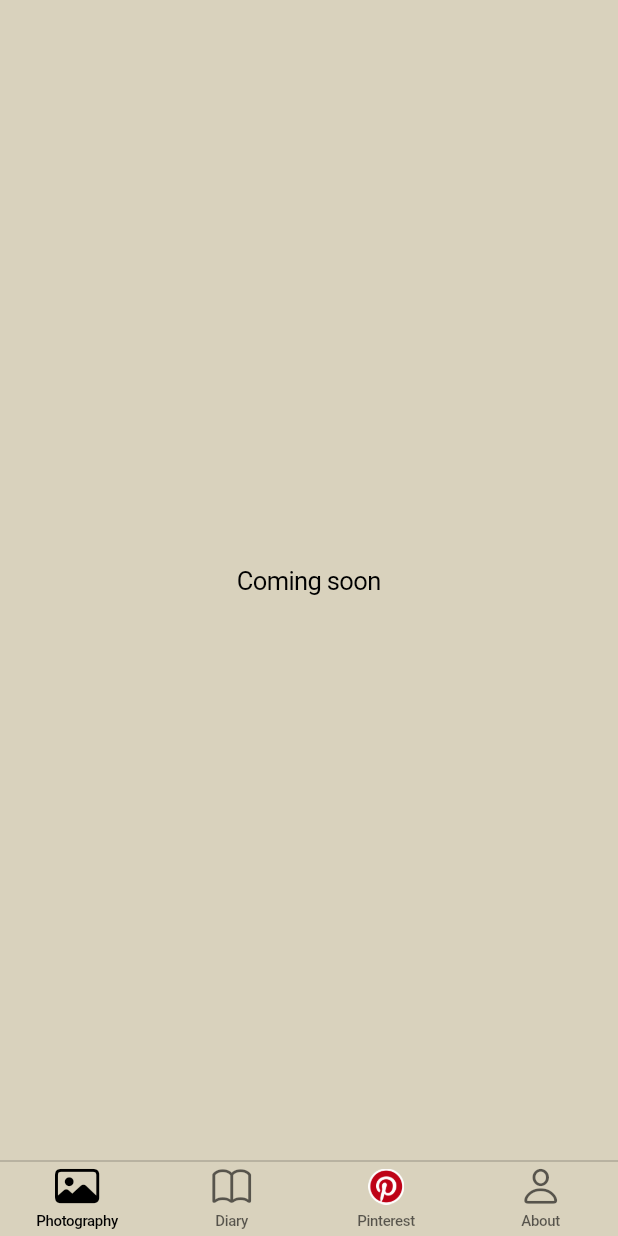
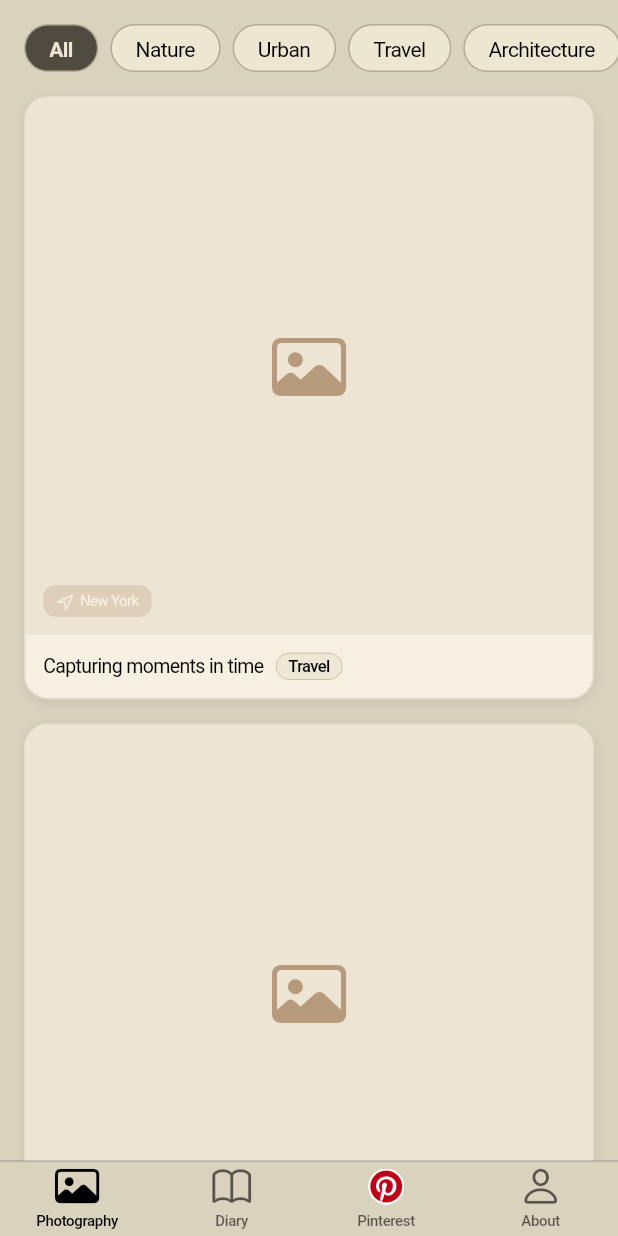
Before and after one commit to shishir-dey/shishir_dey, a Flutter app: the screen it shows after launch, on a phone screen of 412 x 824 dp. Run offline on Flutter 3.47's test engine with Material 3 defaults, Android fonts, the phone set to English and light mode, and no system bars; our stand-ins replace webview_flutter; missing offline and left inert: webview_flutter_android, webview_flutter_wkwebview.

Commit message:
Create an initial draft of the photography screen

```diff
--- a/lib/main.dart
+++ b/lib/main.dart
@@ -4,6 +4,7 @@
 // import 'screens/home_screen.dart'; // Removed Home Screen import
 import 'screens/contact_screen.dart';
 import 'screens/diary_screen.dart';
+import 'screens/photography_screen.dart';
 import 'widgets/pinterest_webview.dart';
 
 void main() {
@@ -110,7 +111,7 @@
                 child: SafeArea(
                   child:
                       index == 0
-                          ? const Center(child: Text('Coming soon'))
+                          ? const PhotographyScreen()
                           : const ContactScreen(),
                 ),
               );
--- /dev/null
+++ b/lib/screens/photography_screen.dart
@@ -0,0 +1,512 @@
+import 'package:flutter/cupertino.dart';
+import 'dart:math' as math;
+
+class PhotographyScreen extends StatefulWidget {
+  const PhotographyScreen({super.key});
+
+  @override
+  State<PhotographyScreen> createState() => _PhotographyScreenState();
+}
+
+class _PhotographyScreenState extends State<PhotographyScreen> {
+  final List<String> _categories = [
+    'All',
+    'Nature',
+    'Urban',
+    'Travel',
+    'Architecture',
+    'Portrait',
+    'Abstract',
+  ];
+
+  String _selectedCategory = 'All';
+
+  @override
+  Widget build(BuildContext context) {
+    return CustomScrollView(
+      physics: const BouncingScrollPhysics(),
+      slivers: [
+        // Categories horizontal scroll - now at the very top
+        SliverToBoxAdapter(
+          child: SizedBox(
+            height: 56, // Increased height to prevent vertical clipping
+            child: ListView.builder(
+              scrollDirection: Axis.horizontal,
+              padding: const EdgeInsets.only(
+                left: 16,
+                right: 16,
+                top: 16,
+                bottom: 8,
+              ),
+              itemCount: _categories.length,
+              itemBuilder: (context, index) {
+                final category = _categories[index];
+                final isSelected = category == _selectedCategory;
+
+                return GestureDetector(
+                  onTap: () {
+                    setState(() {
+                      _selectedCategory = category;
+                    });
+                  },
+                  child: Container(
+                    margin: const EdgeInsets.only(right: 8),
+                    padding: const EdgeInsets.symmetric(
+                      horizontal: 16,
+                      vertical: 8,
+                    ),
+                    decoration: BoxDecoration(
+                      color:
+                          isSelected
+                              ? const Color.fromRGBO(
+                                80,
+                                75,
+                                65,
+                                1,
+                              ) // Darker vintage brown
+                              : const Color.fromRGBO(
+                                237,
+                                230,
+                                209,
+                                1,
+                              ), // Light vintage cream
+                      borderRadius: BorderRadius.circular(20),
+                      border: Border.all(
+                        color: const Color.fromRGBO(
+                          180,
+                          170,
+                          150,
+                          1,
+                        ), // Vintage border
+                        width: 1,
+                      ),
+                    ),
+                    child: Center(
+                      child: Text(
+                        category,
+                        style: TextStyle(
+                          color:
+                              isSelected
+                                  ? const Color.fromRGBO(
+                                    237,
+                                    230,
+                                    209,
+                                    1,
+                                  ) // Light cream text
+                                  : CupertinoColors.black, // Black text
+                          fontSize: 14,
+                          fontWeight:
+                              isSelected ? FontWeight.bold : FontWeight.normal,
+                        ),
+                        textAlign: TextAlign.center,
+                      ),
+                    ),
+                  ),
+                );
+              },
+            ),
+          ),
+        ),
+
+        // Photo posts
+        SliverPadding(
+          padding: const EdgeInsets.only(top: 8),
+          sliver: SliverList(
+            delegate: SliverChildBuilderDelegate(
+              (context, index) => Padding(
+                padding: const EdgeInsets.only(bottom: 16, left: 16, right: 16),
+                child: _buildPhotoPost(context, index),
+              ),
+              childCount:
+                  10, // Placeholder count, will be replaced with actual data
+            ),
+          ),
+        ),
+
+        // Bottom padding to ensure the last item is fully visible
+        const SliverToBoxAdapter(child: SizedBox(height: 20)),
+      ],
+    );
+  }
+
+  Widget _buildPhotoPost(BuildContext context, int index) {
+    // Generate random heights for placeholders
+    final random = math.Random();
+    final aspectRatio = 1.0 + random.nextDouble() * 0.5; // Between 1.0 and 1.5
+
+    // Select a random category for the placeholder
+    final category =
+        _categories[random.nextInt(_categories.length - 1) + 1]; // Skip "All"
+
+    // Generate caption and location that will be shared with the detail view
+    final caption = _generateRandomCaption();
+    final location = _getRandomLocation();
+
+    return Container(
+      decoration: BoxDecoration(
+        color: const Color.fromRGBO(245, 240, 225, 1), // Vintage paper color
+        borderRadius: BorderRadius.circular(16), // More rounded corners
+        boxShadow: [
+          BoxShadow(
+            color: CupertinoColors.black.withAlpha(20),
+            blurRadius: 6,
+            spreadRadius: 0,
+            offset: const Offset(0, 2),
+          ),
+        ],
+        border: Border.all(
+          color: const Color.fromRGBO(210, 200, 180, 1).withAlpha(127),
+          width: 1,
+        ),
+      ),
+      child: Column(
+        crossAxisAlignment: CrossAxisAlignment.start,
+        children: [
+          // Photo content
+          GestureDetector(
+            onTap:
+                () => _showPhotoDetail(
+                  context,
+                  index,
+                  category,
+                  aspectRatio,
+                  caption,
+                  location,
+                ),
+            child: Hero(
+              tag: 'photo_$index',
+              child: ClipRRect(
+                borderRadius: const BorderRadius.only(
+                  topLeft: Radius.circular(16),
+                  topRight: Radius.circular(16),
+                ),
+                child: AspectRatio(
+                  aspectRatio: aspectRatio,
+                  child: Container(
+                    color: _getCategoryColor(category).withAlpha(25),
+                    child: Stack(
+                      children: [
+                        Center(
+                          child: Icon(
+                            CupertinoIcons.photo,
+                            size: 50,
+                            color: _getCategoryColor(category).withAlpha(178),
+                          ),
+                        ),
+                        Positioned(
+                          left: 12,
+                          bottom: 12,
+                          child: Container(
+                            padding: const EdgeInsets.symmetric(
+                              horizontal: 8,
+                              vertical: 4,
+                            ),
+                            decoration: BoxDecoration(
+                              color: _getCategoryColor(category).withAlpha(51),
+                              borderRadius: BorderRadius.circular(8),
+                              border: Border.all(
+                                color: const Color.fromRGBO(
+                                  210,
+                                  200,
+                                  180,
+                                  0.5,
+                                ).withAlpha(127),
+                                width: 0.5,
+                              ),
+                            ),
+                            child: Row(
+                              children: [
+                                const Icon(
+                                  CupertinoIcons.location,
+                                  color: Color.fromRGBO(245, 240, 225, 1),
+                                  size: 12,
+                                ),
+                                const SizedBox(width: 4),
+                                Text(
+                                  location,
+                                  style: const TextStyle(
+                                    color: Color.fromRGBO(245, 240, 225, 1),
+                                    fontSize: 10,
+                                  ),
+                                ),
+                              ],
+                            ),
+                          ),
+                        ),
+                      ],
+                    ),
+                  ),
+                ),
+              ),
+            ),
+          ),
+
+          // Caption with category tag next to it
+          Padding(
+            padding: const EdgeInsets.all(12),
+            child: Wrap(
+              alignment: WrapAlignment.start,
+              crossAxisAlignment: WrapCrossAlignment.center,
+              spacing: 8,
+              children: [
+                // Caption text
+                Text(
+                  caption,
+                  style: const TextStyle(
+                    fontSize: 13,
+                    color: CupertinoColors.black,
+                  ),
+                ),
+                // Category tag inline after caption
+                Container(
+                  padding: const EdgeInsets.symmetric(
+                    horizontal: 8,
+                    vertical: 2,
+                  ),
+                  decoration: BoxDecoration(
+                    color: _getCategoryColor(category).withAlpha(20),
+                    borderRadius: BorderRadius.circular(12),
+                    border: Border.all(
+                      color: _getCategoryColor(category).withAlpha(127),
+                      width: 0.5,
+                    ),
+                  ),
+                  child: Text(
+                    category,
+                    style: TextStyle(
+                      color: CupertinoColors.black,
+                      fontSize: 11,
+                      fontWeight: FontWeight.w500,
+                    ),
+                  ),
+                ),
+              ],
+            ),
+          ),
+        ],
+      ),
+    );
+  }
+
+  void _showPhotoDetail(
+    BuildContext context,
+    int index,
+    String category,
+    double aspectRatio,
+    String caption,
+    String location,
+  ) {
+    showCupertinoModalPopup(
+      context: context,
+      builder:
+          (context) => Container(
+            color: const Color.fromRGBO(
+              50,
+              45,
+              40,
+              1,
+            ), // Dark vintage background
+            child: SafeArea(
+              child: Column(
+                children: [
+                  // Navigation bar - simplified without category tag and share button
+                  Padding(
+                    padding: const EdgeInsets.symmetric(
+                      horizontal: 16,
+                      vertical: 8,
+                    ),
+                    child: Row(
+                      mainAxisAlignment: MainAxisAlignment.spaceBetween,
+                      children: [
+                        GestureDetector(
+                          onTap: () => Navigator.pop(context),
+                          child: const Icon(
+                            CupertinoIcons.xmark,
+                            color: Color.fromRGBO(245, 240, 225, 1),
+                          ),
+                        ),
+                        const Spacer(), // To keep the X icon on the left
+                      ],
+                    ),
+                  ),
+
+                  // Photo
+                  Expanded(
+                    child: GestureDetector(
+                      onTap: () => Navigator.pop(context),
+                      child: Hero(
+                        tag: 'photo_$index',
+                        child: Center(
+                          child: Container(
+                            margin: const EdgeInsets.all(16),
+                            decoration: BoxDecoration(
+                              borderRadius: BorderRadius.circular(16),
+                              border: Border.all(
+                                color: const Color.fromRGBO(
+                                  210,
+                                  200,
+                                  180,
+                                  0.5,
+                                ).withAlpha(127),
+                                width: 2,
+                              ),
+                            ),
+                            child: ClipRRect(
+                              borderRadius: BorderRadius.circular(14),
+                              child: AspectRatio(
+                                aspectRatio: aspectRatio,
+                                child: Container(
+                                  color: _getCategoryColor(
+                                    category,
+                                  ).withAlpha(25),
+                                  child: Center(
+                                    child: Icon(
+                                      CupertinoIcons.photo,
+                                      size: 100,
+                                      color: _getCategoryColor(
+                                        category,
+                                      ).withAlpha(178),
+                                    ),
+                                  ),
+                                ),
+                              ),
+                            ),
+                          ),
+                        ),
+                      ),
+                    ),
+                  ),
+
+                  // Photo details - caption with inline tag and location only
+                  Container(
+                    padding: const EdgeInsets.all(16),
+                    color: const Color.fromRGBO(50, 45, 40, 1),
+                    child: Column(
+                      crossAxisAlignment: CrossAxisAlignment.start,
+                      children: [
+                        // Caption with inline category tag
+                        Wrap(
+                          alignment: WrapAlignment.start,
+                          crossAxisAlignment: WrapCrossAlignment.center,
+                          spacing: 8,
+                          children: [
+                            // Caption
+                            Text(
+                              caption,
+                              style: const TextStyle(
+                                fontSize: 16,
+                                color: Color.fromRGBO(245, 240, 225, 1),
+                              ),
+                            ),
+                            // Category tag
+                            Container(
+                              padding: const EdgeInsets.symmetric(
+                                horizontal: 8,
+                                vertical: 2,
+                              ),
+                              decoration: BoxDecoration(
+                                color: _getCategoryColor(
+                                  category,
+                                ).withAlpha(51),
+                                borderRadius: BorderRadius.circular(12),
+                                border: Border.all(
+                                  color: _getCategoryColor(
+                                    category,
+                                  ).withAlpha(127),
+                                  width: 0.5,
+                                ),
+                              ),
+                              child: Text(
+                                category,
+                                style: TextStyle(
+                                  color: _getCategoryColor(category),
+                                  fontSize: 12,
+                                  fontWeight: FontWeight.w500,
+                                ),
+                              ),
+                            ),
+                          ],
+                        ),
+                        const SizedBox(height: 16),
+
+                        // Location only - no date/timestamp
+                        Row(
+                          children: [
+                            const Icon(
+                              CupertinoIcons.location,
+                              color: Color.fromRGBO(210, 200, 180, 1),
+                              size: 14,
+                            ),
+                            const SizedBox(width: 4),
+                            Text(
+                              location,
+                              style: const TextStyle(
+                                color: Color.fromRGBO(210, 200, 180, 1),
+                                fontSize: 12,
+                              ),
+                            ),
+                          ],
+                        ),
+                      ],
+                    ),
+                  ),
+                ],
+              ),
+            ),
+          ),
+    );
+  }
+
+  Color _getCategoryColor(String category) {
+    switch (category) {
+      case 'Nature':
+        return const Color.fromRGBO(105, 125, 95, 1); // Vintage green
+      case 'Urban':
+        return const Color.fromRGBO(90, 110, 140, 1); // Vintage blue
+      case 'Travel':
+        return const Color.fromRGBO(160, 120, 85, 1); // Vintage brown
+      case 'Architecture':
+        return const Color.fromRGBO(100, 100, 130, 1); // Vintage indigo
+      case 'Portrait':
+        return const Color.fromRGBO(150, 100, 110, 1); // Vintage rose
+      case 'Abstract':
+        return const Color.fromRGBO(120, 100, 140, 1); // Vintage purple
+      default:
+        return const Color.fromRGBO(120, 115, 110, 1); // Vintage grey
+    }
+  }
+
+  String _generateRandomCaption() {
+    final captions = [
+      'Capturing moments in time',
+      'The beauty of nature',
+      'Urban exploration',
+      'Light and shadow play',
+      'Street photography',
+      'Architecture details',
+      'Travel memories',
+      'Patterns and textures',
+      'Minimalist composition',
+      'Colors of life',
+    ];
+
+    return captions[math.Random().nextInt(captions.length)];
+  }
+
+  String _getRandomLocation() {
+    final locations = [
+      'New York',
+      'Tokyo',
+      'Paris',
+      'London',
+      'Sydney',
+      'Mumbai',
+      'Barcelona',
+      'San Francisco',
+      'Seoul',
+      'Berlin',
+    ];
+
+    return locations[math.Random().nextInt(locations.length)];
+  }
+}
```
